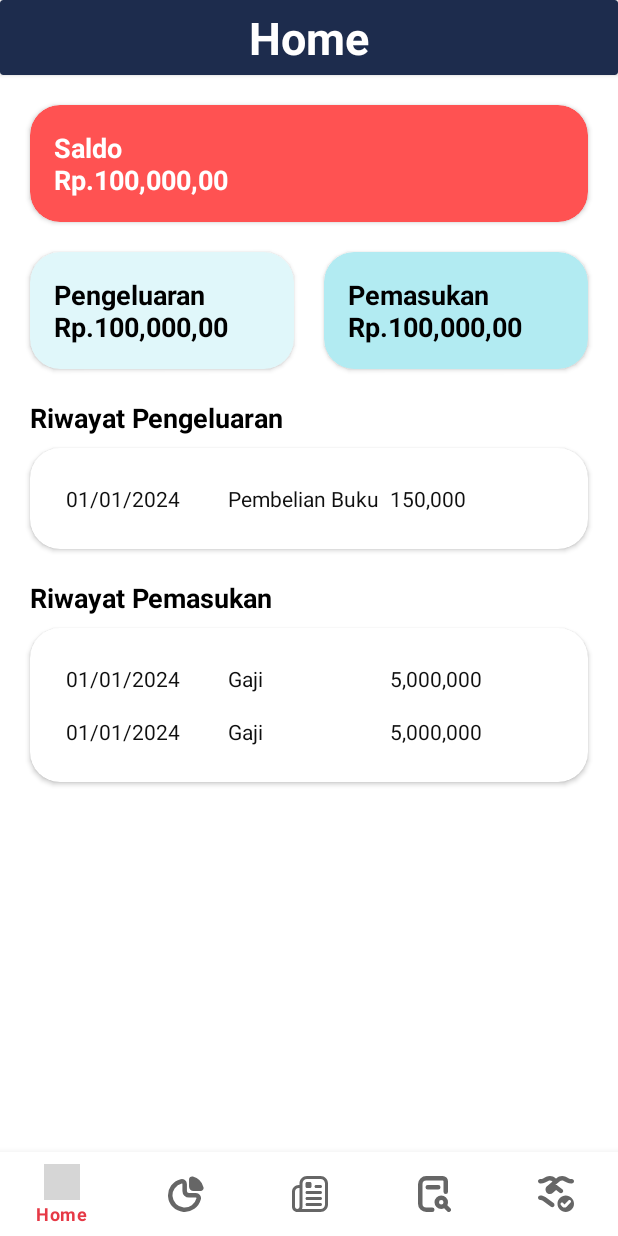
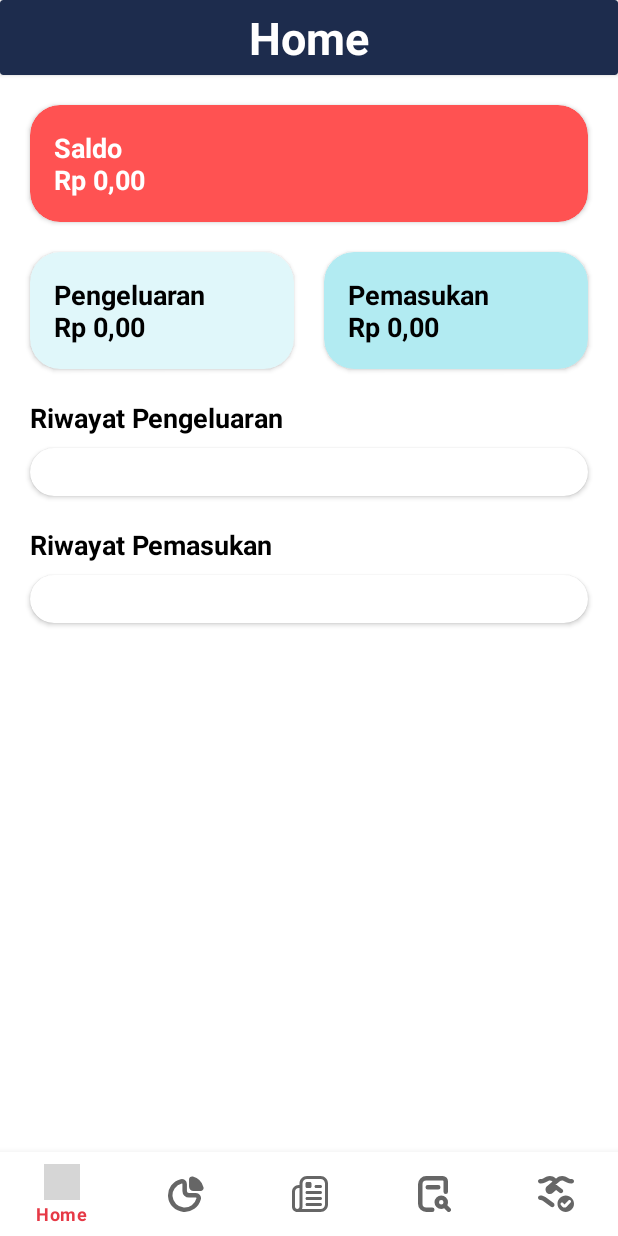
Before and after one commit to Orlandd/DashboardKeuangan, an Android app: the screen it shows after launch (MainActivity), on a phone screen of 412 x 824 dp. Run offline under Robolectric (Android 15) with nearby library versions, the phone set to English and light mode, and no system bars; our stand-ins replace Firebase (no records; nobody signed in at launch, a user with empty details on screens opened directly), navigation-ui; grey boxes are pictures that could not be loaded.

Commit message:
fetch API home fragment

```diff
--- a/app/src/main/java/com/example/dashboardkeuangan/ui/home/HomeFragment.kt
+++ b/app/src/main/java/com/example/dashboardkeuangan/ui/home/HomeFragment.kt
@@ -7,6 +7,11 @@ import android.view.ViewGroup
 import androidx.fragment.app.Fragment
 import androidx.recyclerview.widget.LinearLayoutManager
 import com.example.dashboardkeuangan.databinding.FragmentHomeBinding
+import com.google.firebase.firestore.FirebaseFirestore
+import java.text.NumberFormat
+import java.text.SimpleDateFormat
+import java.util.*
+import kotlin.collections.ArrayList
 
 class HomeFragment : Fragment() {
     private var _binding: FragmentHomeBinding? = null
@@ -17,6 +22,12 @@ class HomeFragment : Fragment() {
 
     private val pengeluaranList: MutableList<Pengeluaran> = ArrayList()
     private val pemasukanList: MutableList<Pemasukan> = ArrayList()
+
+    private lateinit var db: FirebaseFirestore
+
+    private var totalPemasukan: Double = 0.0
+    private var totalPengeluaran: Double = 0.0
+    private var totalSaldo: Double = 0.0
 
     override fun onCreateView(
         inflater: LayoutInflater,
@@ -30,7 +41,9 @@ class HomeFragment : Fragment() {
     override fun onViewCreated(view: View, savedInstanceState: Bundle?) {
         super.onViewCreated(view, savedInstanceState)
         setupRecyclerViews()
-        setupSampleData()
+        db = FirebaseFirestore.getInstance()
+        fetchPemasukanData()
+        fetchPengeluaranData()
     }
 
     private fun setupRecyclerViews() {
@@ -45,14 +58,76 @@ class HomeFragment : Fragment() {
         binding.recyclerViewRiwayatPemasukan.adapter = pemasukanAdapter
     }
 
-    private fun setupSampleData() {
-        // Menambahkan contoh data untuk pengeluaran
-        pengeluaranList.clear()
-        pengeluaranList.add(Pengeluaran("01/01/2024", "Pembelian Buku", "150,000"))
-        // Menambahkan contoh data untuk pemasukan
-        pemasukanList.clear()
-        pemasukanList.add(Pemasukan("01/01/2024", "Gaji", "5,000,000"))
-        pemasukanList.add(Pemasukan("01/01/2024", "Gaji", "5,000,000"))
+    private fun fetchPemasukanData() {
+        db.collection("keuangan").document("pemasukan").collection("data")
+            .get()
+            .addOnSuccessListener { result ->
+                pemasukanList.clear()
+                totalPemasukan = 0.0
+                for (document in result) {
+                    val timestamp = document.getTimestamp("tanggal")
+                    val date = timestamp?.toDate()
+                    val formattedDate = SimpleDateFormat("dd/MM/yyyy", Locale.getDefault()).format(date)
+
+                    val nominal = document.getString("nominal")?.toDoubleOrNull() ?: 0.0
+                    totalPemasukan += nominal
+
+                    pemasukanList.add(
+                        Pemasukan(
+                            formattedDate,
+                            document.getString("jenis") ?: "",
+                            formatRupiah(nominal)
+                        )
+                    )
+                }
+                updateSaldoPemasukanPengeluaran()
+                pemasukanAdapter?.notifyDataSetChanged()
+            }
+            .addOnFailureListener { exception ->
+                // Handle failure
+            }
+    }
+
+    private fun fetchPengeluaranData() {
+        db.collection("keuangan").document("pengeluaran").collection("data")
+            .get()
+            .addOnSuccessListener { result ->
+                pengeluaranList.clear()
+                totalPengeluaran = 0.0
+                for (document in result) {
+                    val timestamp = document.getTimestamp("tanggal")
+                    val date = timestamp?.toDate()
+                    val formattedDate = SimpleDateFormat("dd/MM/yyyy", Locale.getDefault()).format(date)
+
+                    val nominal = document.getString("nominal")?.toDoubleOrNull() ?: 0.0
+                    totalPengeluaran += nominal
+
+                    pengeluaranList.add(
+                        Pengeluaran(
+                            formattedDate,
+                            document.getString("jenis") ?: "",
+                            formatRupiah(nominal)
+                        )
+                    )
+                }
+                updateSaldoPemasukanPengeluaran()
+                pengeluaranAdapter?.notifyDataSetChanged()
+            }
+            .addOnFailureListener { exception ->
+                // Handle failure
+            }
+    }
+
+    private fun updateSaldoPemasukanPengeluaran() {
+        totalSaldo = totalPemasukan - totalPengeluaran
+        binding.saldo.text = "Saldo\n" + formatRupiah(totalSaldo)
+        binding.pemasukan.text = "Pemasukan\n" + formatRupiah(totalPemasukan)
+        binding.pengeluaran.text = "Pengeluaran\n" + formatRupiah(totalPengeluaran)
+    }
+
+    private fun formatRupiah(nominal: Double): String {
+        val formatter = NumberFormat.getCurrencyInstance(Locale("id", "ID"))
+        return formatter.format(nominal).replace("Rp", "Rp ")
     }
 
     override fun onDestroyView() {
--- a/app/src/main/java/com/example/dashboardkeuangan/ui/home/RiwayatPemasukanAdapter.kt
+++ b/app/src/main/java/com/example/dashboardkeuangan/ui/home/RiwayatPemasukanAdapter.kt
@@ -1,19 +1,12 @@
 package com.example.dashboardkeuangan.ui.home
 
-// RiwayatPemasukanAdapter.java
 import android.view.LayoutInflater
 import android.view.ViewGroup
 import androidx.recyclerview.widget.RecyclerView
 import com.example.dashboardkeuangan.databinding.ItempemasukanBinding
 
-
-class RiwayatPemasukanAdapter(pemasukanList: List<Pemasukan>) :
+class RiwayatPemasukanAdapter(private val pemasukanList: List<Pemasukan>) :
     RecyclerView.Adapter<RiwayatPemasukanAdapter.ViewHolder>() {
-    private val pemasukanList: List<Pemasukan>
-
-    init {
-        this.pemasukanList = pemasukanList
-    }
 
     override fun onCreateViewHolder(parent: ViewGroup, viewType: Int): ViewHolder {
         val binding: ItempemasukanBinding =
@@ -23,20 +16,14 @@ class RiwayatPemasukanAdapter(pemasukanList: List<Pemasukan>) :
 
     override fun onBindViewHolder(holder: ViewHolder, position: Int) {
         val pemasukan: Pemasukan = pemasukanList[position]
-        holder.binding.tanggal.setText(pemasukan.tanggal)
-        holder.binding.jenisPemasukan.setText(pemasukan.jenisPemasukan)
-        holder.binding.nominal.setText(pemasukan.nominal)
+        holder.binding.tanggal.text = pemasukan.tanggal
+        holder.binding.jenisPemasukan.text = pemasukan.jenisPemasukan
+        holder.binding.nominal.text = pemasukan.nominal
     }
 
     override fun getItemCount(): Int {
         return pemasukanList.size
     }
 
-    class ViewHolder(binding: ItempemasukanBinding) : RecyclerView.ViewHolder(binding.getRoot()) {
-        var binding: ItempemasukanBinding
-
-        init {
-            this.binding = binding
-        }
-    }
+    class ViewHolder(val binding: ItempemasukanBinding) : RecyclerView.ViewHolder(binding.root)
 }
--- a/app/src/main/java/com/example/dashboardkeuangan/ui/home/RiwayatPengeluaranAdapter.kt
+++ b/app/src/main/java/com/example/dashboardkeuangan/ui/home/RiwayatPengeluaranAdapter.kt
@@ -1,19 +1,12 @@
 package com.example.dashboardkeuangan.ui.home
 
-// RiwayatPengeluaranAdapter.java
 import android.view.LayoutInflater
 import android.view.ViewGroup
 import androidx.recyclerview.widget.RecyclerView
 import com.example.dashboardkeuangan.databinding.ItempengeluaranBinding
 
-
-class RiwayatPengeluaranAdapter(pengeluaranList: List<Pengeluaran>) :
+class RiwayatPengeluaranAdapter(private val pengeluaranList: List<Pengeluaran>) :
     RecyclerView.Adapter<RiwayatPengeluaranAdapter.ViewHolder>() {
-    private val pengeluaranList: List<Pengeluaran>
-
-    init {
-        this.pengeluaranList = pengeluaranList
-    }
 
     override fun onCreateViewHolder(parent: ViewGroup, viewType: Int): ViewHolder {
         val binding: ItempengeluaranBinding =
@@ -23,20 +16,14 @@ class RiwayatPengeluaranAdapter(pengeluaranList: List<Pengeluaran>) :
 
     override fun onBindViewHolder(holder: ViewHolder, position: Int) {
         val pengeluaran: Pengeluaran = pengeluaranList[position]
-        holder.binding.tanggal.setText(pengeluaran.tanggal)
-        holder.binding.jenisPengeluaran.setText(pengeluaran.jenisPengeluaran)
-        holder.binding.nominal.setText(pengeluaran.nominal)
+        holder.binding.tanggal.text = pengeluaran.tanggal
+        holder.binding.jenisPengeluaran.text = pengeluaran.jenisPengeluaran
+        holder.binding.nominal.text = pengeluaran.nominal
     }
 
     override fun getItemCount(): Int {
         return pengeluaranList.size
     }
 
-    class ViewHolder(binding: ItempengeluaranBinding) : RecyclerView.ViewHolder(binding.getRoot()) {
-        var binding: ItempengeluaranBinding
-
-        init {
-            this.binding = binding
-        }
-    }
+    class ViewHolder(val binding: ItempengeluaranBinding) : RecyclerView.ViewHolder(binding.root)
 }
```
